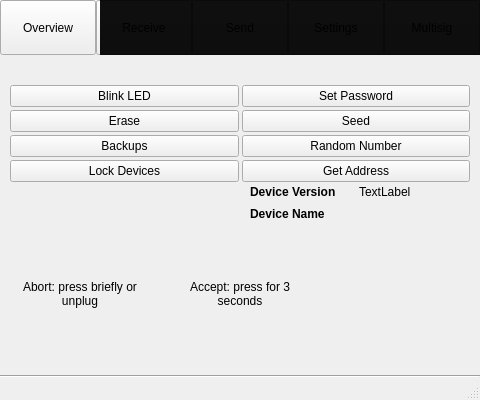
First picture: the form in src/qt/ui/overview.ui, repository jonasschnelli/dbb-app, before the edit.
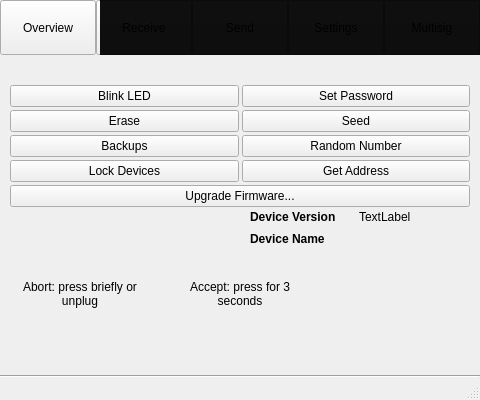
Second picture: the form after the edit. The open tabs and pages were chosen to show the change. Icons and pictures are not drawn.

Commit message: Firmware upgrade over the UI

Diff of the .ui file:
```diff
--- a/src/qt/ui/overview.ui
+++ b/src/qt/ui/overview.ui
@@ -633,6 +633,20 @@
          </item>
         </layout>
        </item>
+       <item>
+        <layout class="QHBoxLayout" name="horizontalLayout_11">
+         <property name="bottomMargin">
+          <number>0</number>
+         </property>
+         <item>
+          <widget class="QPushButton" name="upgradeFirmware">
+           <property name="text">
+            <string>Upgrade Firmware...</string>
+           </property>
+          </widget>
+         </item>
+        </layout>
+       </item>
        <item>
         <layout class="QHBoxLayout" name="horizontalLayout_2">
          <item>
```
Left out of the diff: 31 changed lines with no effect on the pictures. The commit also changes 5 other files.
